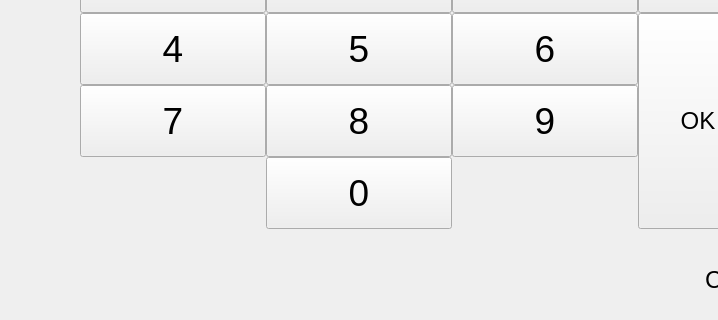
The window that src/yuzu/applets/qt_software_keyboard.ui (QuantumGhost/yuzu) describes before a commit, drawn with Qt 5; both pictures show x 281 to 999 and y 400 to 720 of the 1280 by 720 pixel window.
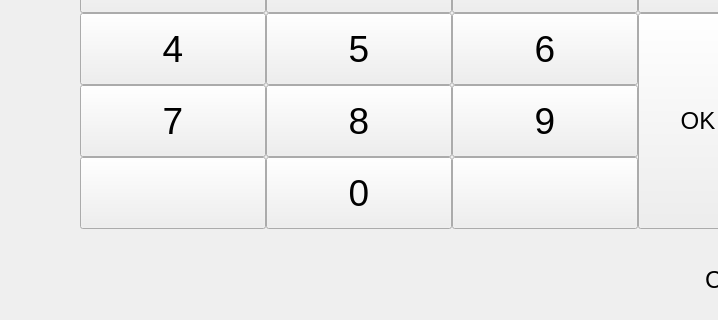
The same window after the commit. The open tabs and pages were chosen to show the change.

What changed in the file:
```diff
--- a/src/yuzu/applets/qt_software_keyboard.ui
+++ b/src/yuzu/applets/qt_software_keyboard.ui
@@ -3298,6 +3298,24 @@
               </property>
              </widget>
             </item>
+            <item row="4" column="2">
+             <widget class="QPushButton" name="button_left_optional_num">
+              <property name="sizePolicy">
+               <sizepolicy hsizetype="Expanding" vsizetype="Expanding">
+                <horstretch>1</horstretch>
+                <verstretch>1</verstretch>
+               </sizepolicy>
+              </property>
+              <property name="font">
+               <font>
+                <pointsize>28</pointsize>
+               </font>
+              </property>
+              <property name="text">
+               <string notr="true"></string>
+              </property>
+             </widget>
+            </item>
             <item row="4" column="3">
              <widget class="QPushButton" name="button_0_num">
               <property name="sizePolicy">
@@ -3316,6 +3334,24 @@
               </property>
              </widget>
             </item>
+            <item row="4" column="4">
+             <widget class="QPushButton" name="button_right_optional_num">
+              <property name="sizePolicy">
+               <sizepolicy hsizetype="Expanding" vsizetype="Expanding">
+                <horstretch>1</horstretch>
+                <verstretch>1</verstretch>
+               </sizepolicy>
+              </property>
+              <property name="font">
+               <font>
+                <pointsize>28</pointsize>
+               </font>
+              </property>
+              <property name="text">
+               <string notr="true"></string>
+              </property>
+             </widget>
+            </item>
             <item row="1" column="4">
              <widget class="QPushButton" name="button_3_num">
               <property name="sizePolicy">
```
Left out of the diff: 2 changed lines with no effect on the pictures.
